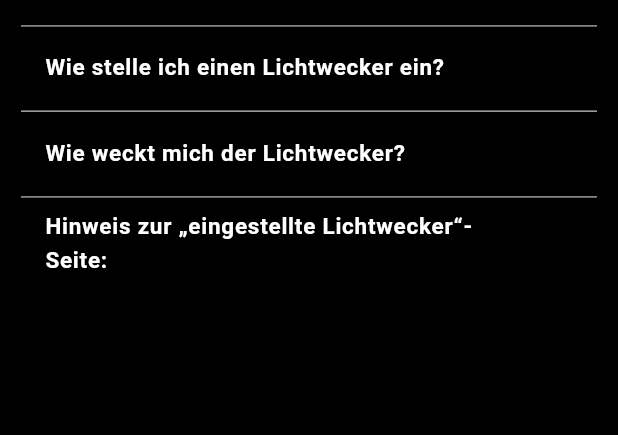
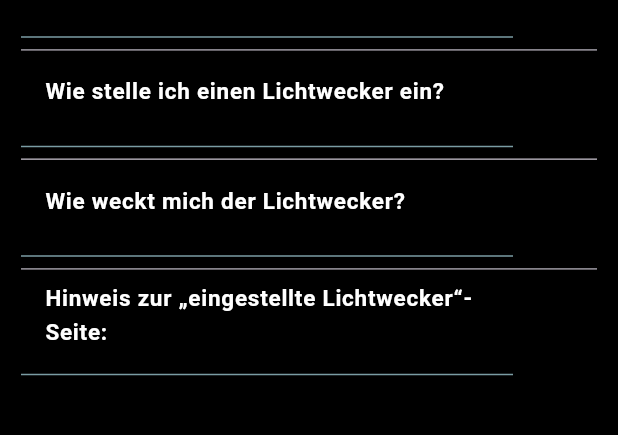
Before and after one commit to SomnusSunMask/SunMask-new, a Flutter app: the InfoPage screen opened directly, on a phone screen of 412 x 824 dp, the part 164-599 px from its top. Run offline on Flutter 3.47's test engine with Material 3 defaults, Android fonts, the phone set to English and light mode, and no system bars; our stand-ins replace flutter_blue_plus, geolocator, shared_preferences; missing offline and left inert: app_settings; accounts and stored records are empty.

Commit message:
Update main.dart

```diff
--- a/lib/main.dart
+++ b/lib/main.dart
@@ -699,8 +699,8 @@ class _InfoPageState extends State<InfoPage> {
   Widget build(BuildContext context) {
     return Theme(
       data: Theme.of(context).copyWith(
-        dividerColor: blaugrau,
-        unselectedWidgetColor: blaugrau, // <-- Farbe für den Pfeil!
+        dividerColor: Colors.transparent, // ❌ Standard-Linie entfernen
+        unselectedWidgetColor: blaugrau,  // ✅ Pfeil blaugrau einfärben
       ),
       child: Scaffold(
         backgroundColor: Colors.black,
@@ -785,7 +785,10 @@ class _InfoPageState extends State<InfoPage> {
       value: index,
       backgroundColor: Colors.black,
       headerBuilder: (context, isExpanded) {
-        return ListTile(
+        return Column(
+          crossAxisAlignment: CrossAxisAlignment.start,
+          children: [
+            ListTile(
               title: Text(
                 title,
                 style: const TextStyle(
@@ -794,6 +797,9 @@ class _InfoPageState extends State<InfoPage> {
                   color: Colors.white,
                 ),
               ),
+            ),
+            Divider(color: blaugrau, thickness: 1), // ✅ Immer sichtbare eigene Linie
+          ],
         );
       },
       body: Padding(
@@ -803,6 +809,7 @@ class _InfoPageState extends State<InfoPage> {
     );
   }
 }
+
 
 
 
```
Lines whose indentation alone changed are shown as unchanged.
